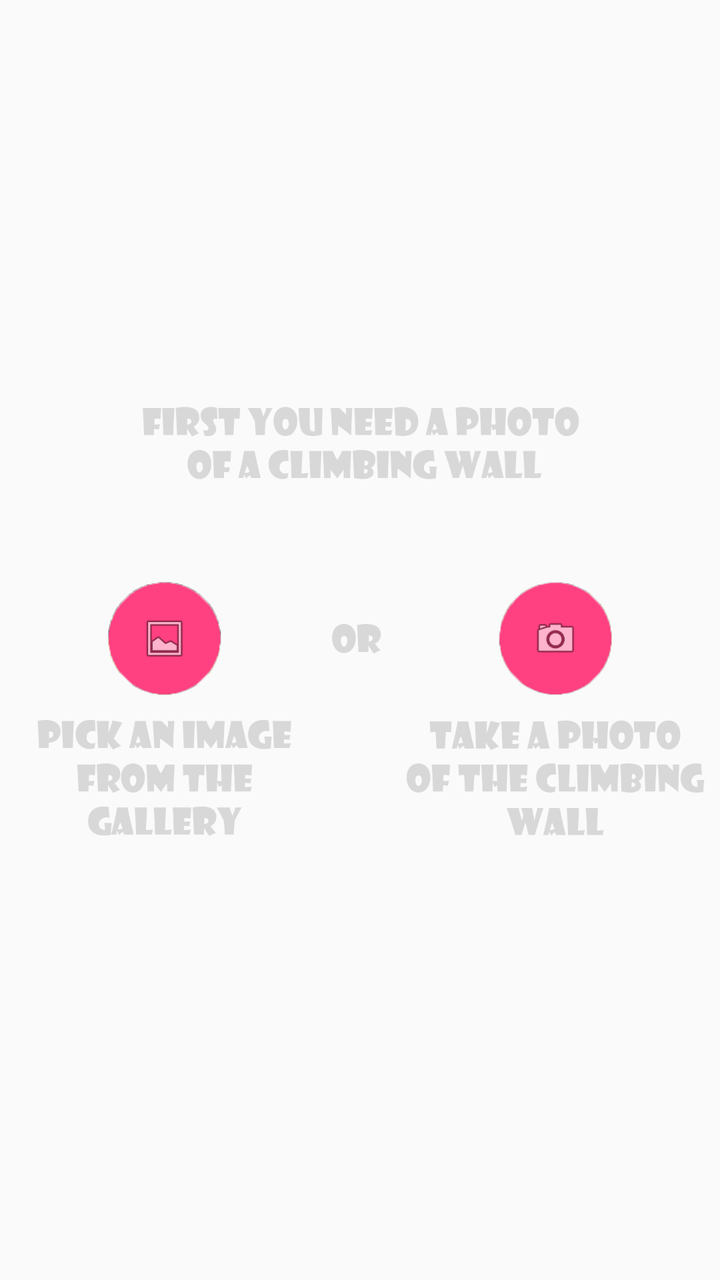
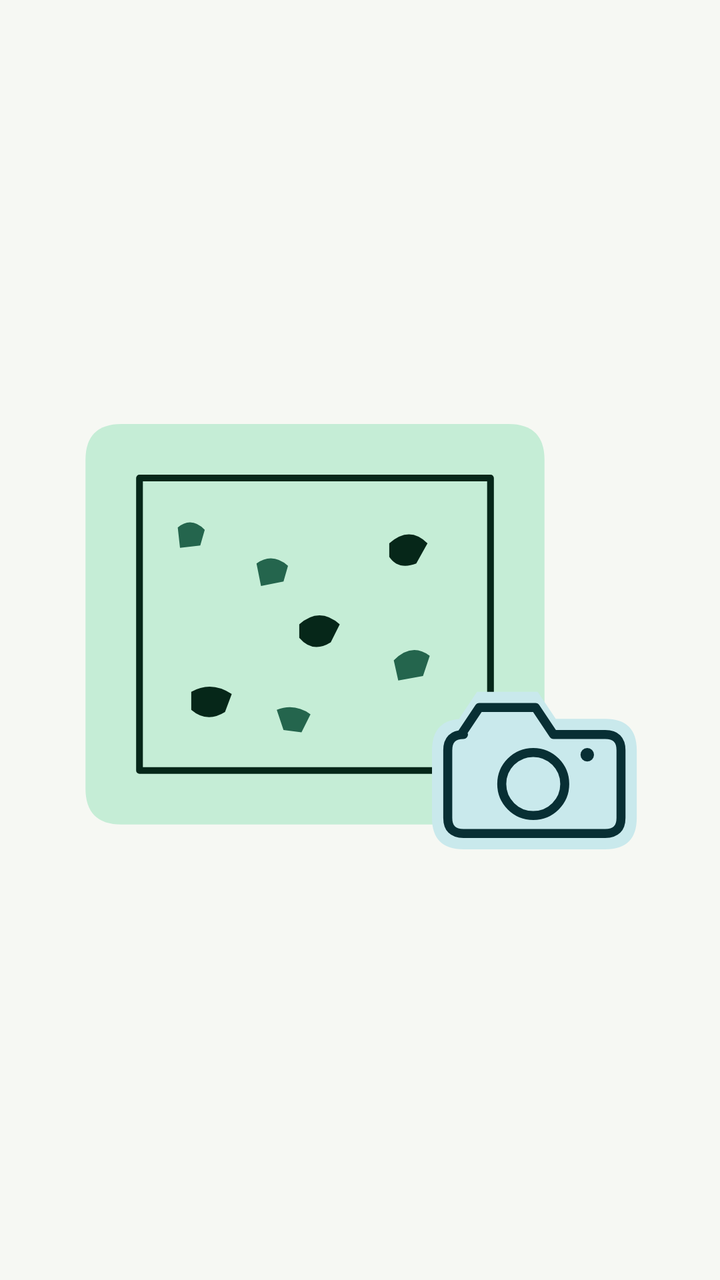

Before-and-after screenshots of an Android layout around one commit, followed by the original layout XML and the change that was made.
<!-- AndroidManifest.xml: application theme AppTheme -->
<!-- res/layout/fragment_tutorial_fragment1.xml -->
<FrameLayout xmlns:android="http://schemas.android.com/apk/res/android"
    xmlns:tools="http://schemas.android.com/tools"
    android:layout_width="match_parent"
    android:layout_height="match_parent"
    tools:context="com.herak.bouldershare.fragments.TutorialFragment1">

    <ImageView
        android:layout_width="match_parent"
        android:layout_height="match_parent"
        android:src="@mipmap/bouldershare_tutorial1"
        android:layout_marginBottom="@dimen/appIntroBottomBarHeight"
        />

</FrameLayout>
<!-- resources referenced by this layout -->
<resources>
  <!-- mipmap bouldershare_tutorial1: png bitmap (mipmap-xxhdpi, 130122 bytes) -->
  <style name="AppTheme" parent="Theme.AppCompat.Light.DarkActionBar">
          
          <item name="colorPrimary">@color/colorPrimary</item>
          <item name="colorPrimaryDark">@color/colorPrimaryDark</item>
          <item name="colorAccent">@color/colorAccent</item>
          <item name="android:actionButtonStyle">@style/MyActionButtonStyle</item>
      </style>
  <color name="colorPrimary">#3F51B5</color>
  <color name="colorPrimaryDark">#303F9F</color>
  <color name="colorAccent">#FF4081</color>
  <style name="MyActionButtonStyle" parent="Theme.AppCompat.Light.DarkActionBar">
          <item name="android:minWidth">20dp</item>
          <item name="android:padding">10dp</item>
      </style>
</resources>

<!-- the commit's change to res/layout/fragment_tutorial_fragment1.xml (unified diff, before → after) -->
@@ -1,14 +1,11 @@
+<?xml version="1.0" encoding="utf-8"?>
 <FrameLayout xmlns:android="http://schemas.android.com/apk/res/android"
-    xmlns:tools="http://schemas.android.com/tools"
     android:layout_width="match_parent"
-    android:layout_height="match_parent"
-    tools:context="com.herak.bouldershare.fragments.TutorialFragment1">
-
+    android:layout_height="match_parent">
     <ImageView
         android:layout_width="match_parent"
         android:layout_height="match_parent"
-        android:src="@mipmap/bouldershare_tutorial1"
-        android:layout_marginBottom="@dimen/appIntroBottomBarHeight"
-        />
-
+        android:scaleType="fitCenter"
+        android:src="@drawable/illustration_photo"
+        android:contentDescription="@string/tutorial_body_photo" />
 </FrameLayout>
<!-- resource entries referenced after the edit -->
@@ -1,19 +1,67 @@
 <!-- resources referenced by this layout -->
 <resources>
-  <!-- mipmap bouldershare_tutorial1: png bitmap (mipmap-xxhdpi, 130122 bytes) -->
-  <style name="AppTheme" parent="Theme.AppCompat.Light.DarkActionBar">
-          
+  <!-- drawable illustration_photo (drawable) -->
+  <vector xmlns:android="http://schemas.android.com/apk/res/android"
+      android:width="160dp" android:height="120dp"
+      android:viewportWidth="320" android:viewportHeight="240">
+      
+      <path android:fillColor="@color/primary_container"
+          android:pathData="M54,24H226Q242,24 242,40V186Q242,202 226,202H54Q38,202 38,186V40Q38,24 54,24Z" />
+      <path android:fillColor="#00000000" android:strokeColor="@color/on_primary_container"
+          android:strokeWidth="3" android:strokeLineJoin="round"
+          android:pathData="M62,48H218V178H62Z" />
+      <path android:fillColor="@color/on_primary_container"
+          android:pathData="M85,143Q94,138 103,144L100,152Q92,157 85,151Z M133,113Q142,105 151,113L147,121Q139,126 133,119Z M173,77Q182,69 190,77L185,86Q177,89 173,83Z" />
+      <path android:fillColor="@color/colorPrimary"
+          android:pathData="M79,70Q85,65 91,71L89,78L80,79Z M114,86Q121,81 128,87L126,94L116,96Z M175,129Q183,121 191,127L188,136L177,138Z M123,151Q131,148 138,153L134,161L126,160Z" />
+      <path android:fillColor="@color/secondary_container"
+          android:pathData="M212,143H239L247,155H269Q283,155 283,169V199Q283,213 269,213H206Q192,213 192,199V169Q192,155 206,155H204Z" />
+      <path android:fillColor="#00000000" android:strokeColor="@color/on_secondary_container"
+          android:strokeWidth="4" android:strokeLineJoin="round"
+          android:pathData="M213,150H238L246,162H269Q276,162 276,169V199Q276,206 269,206H206Q199,206 199,199V169Q199,162 206,162H205Z" />
+      <path android:fillColor="#00000000" android:strokeColor="@color/on_secondary_container"
+          android:strokeWidth="4" android:pathData="M237,170a14,14 0,1 0,0,28a14,14 0,0 0,0,-28" />
+      <path android:fillColor="@color/on_secondary_container"
+          android:pathData="M261,168a3,3 0,1 0,0,6a3,3 0,0 0,0,-6" />
+  </vector>
+  <string name="tutorial_body_photo">Take a photo of your climbing wall or choose one from your photos. A clear, straight-on shot makes it easier to mark each hold.</string>
+  <style name="AppTheme" parent="Theme.Material3.DayNight.NoActionBar">
           <item name="colorPrimary">@color/colorPrimary</item>
-          <item name="colorPrimaryDark">@color/colorPrimaryDark</item>
+          <item name="colorOnPrimary">@color/on_primary</item>
+          <item name="colorPrimaryContainer">@color/primary_container</item>
+          <item name="colorOnPrimaryContainer">@color/on_primary_container</item>
+          <item name="colorSecondary">@color/colorAccent</item>
+          <item name="colorOnSecondary">@color/on_primary</item>
+          <item name="colorSecondaryContainer">@color/secondary_container</item>
+          <item name="colorOnSecondaryContainer">@color/on_secondary_container</item>
+          <item name="colorSurface">@color/app_surface</item>
+          <item name="colorOnSurface">@color/on_surface</item>
+          <item name="colorOnSurfaceVariant">@color/on_surface_variant</item>
+          <item name="colorSurfaceVariant">@color/surface_container</item>
+          <item name="colorOutline">@color/outline</item>
+          <item name="colorOutlineVariant">@color/outline_variant</item>
+          <item name="android:colorBackground">@color/app_background</item>
+          <item name="android:windowBackground">@color/app_background</item>
+          <item name="android:statusBarColor">@android:color/transparent</item>
+          <item name="android:navigationBarColor">@android:color/transparent</item>
+          <item name="android:windowLightStatusBar">@bool/light_system_bars</item>
+          <item name="android:windowLightNavigationBar" tools:targetApi="27">@bool/light_system_bars</item>
           <item name="colorAccent">@color/colorAccent</item>
-          <item name="android:actionButtonStyle">@style/MyActionButtonStyle</item>
+          <item name="fontFamily">sans</item>
       </style>
-  <color name="colorPrimary">#3F51B5</color>
-  <color name="colorPrimaryDark">#303F9F</color>
-  <color name="colorAccent">#FF4081</color>
-  <style name="MyActionButtonStyle" parent="Theme.AppCompat.Light.DarkActionBar">
-          <item name="android:minWidth">20dp</item>
-          <item name="android:padding">10dp</item>
-      </style>
+  <color name="primary_container">#C5EDD6</color>
+  <color name="on_primary_container">#062719</color>
+  <color name="colorPrimary">#24654D</color>
+  <color name="secondary_container">#C9E9EC</color>
+  <color name="on_secondary_container">#082F34</color>
+  <color name="on_primary">#FFFFFF</color>
+  <color name="colorAccent">#166B74</color>
+  <color name="app_surface">#F6F8F3</color>
+  <color name="on_surface">#1A211B</color>
+  <color name="on_surface_variant">#444F46</color>
+  <color name="surface_container">#EAF0E8</color>
+  <color name="outline">#737F75</color>
+  <color name="outline_variant">#C3CCC2</color>
+  <color name="app_background">#F6F8F3</color>
 </resources>
 
